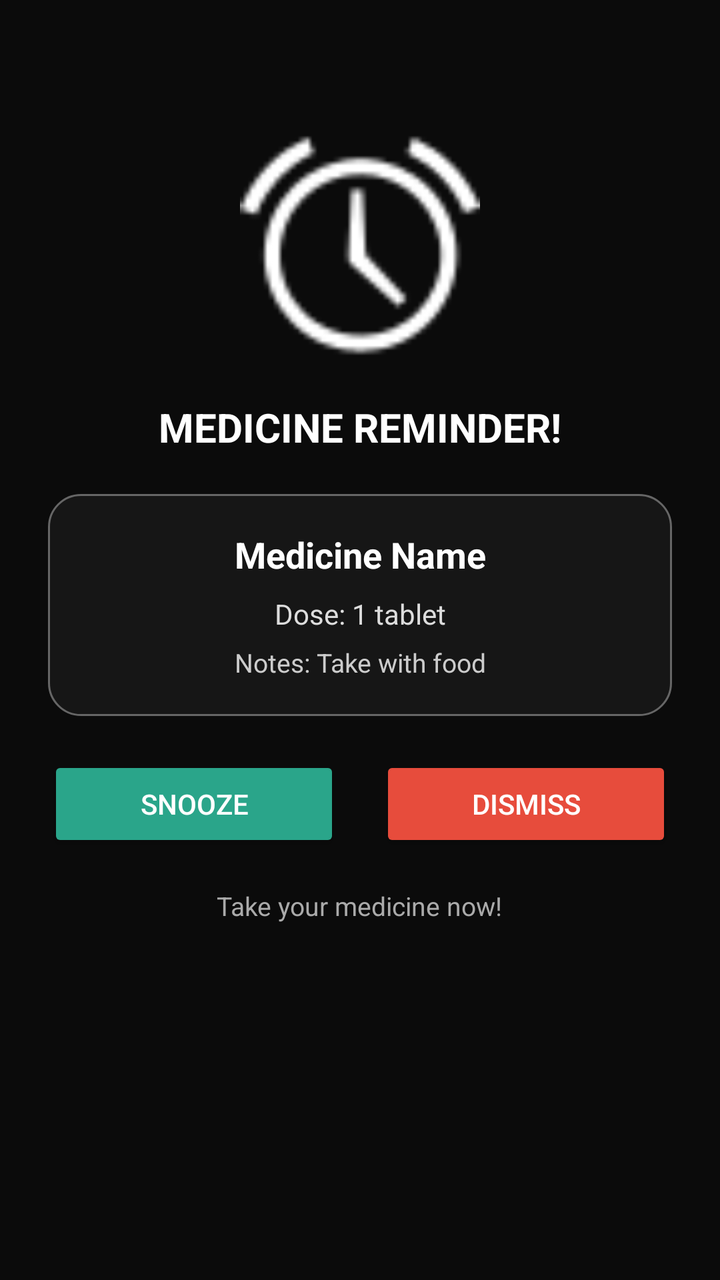
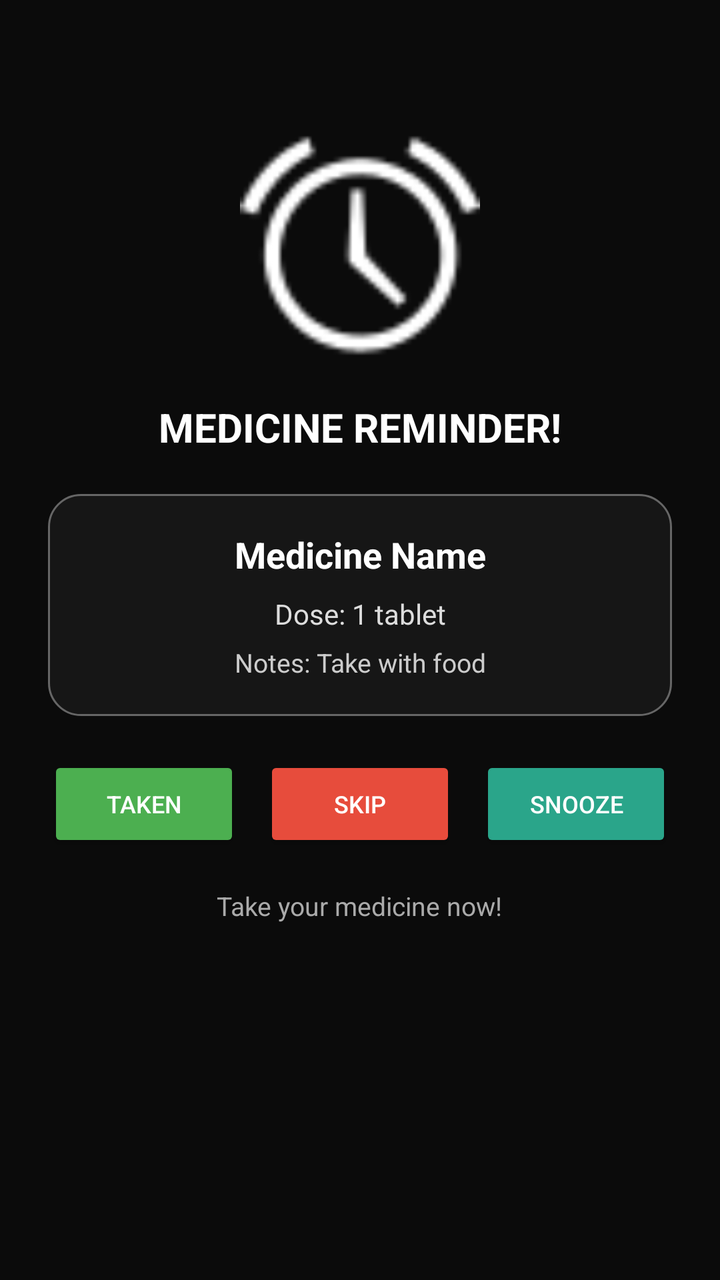

Before-and-after screenshots of an Android layout around one commit, followed by the original layout XML and the change that was made.
<!-- AndroidManifest.xml: activity theme Theme.AppCompat.Light.NoActionBar -->
<!-- res/layout/activity_alarm.xml -->
<?xml version="1.0" encoding="utf-8"?>
<ScrollView xmlns:android="http://schemas.android.com/apk/res/android"
    xmlns:app="http://schemas.android.com/apk/res-auto"
    android:id="@+id/scroll"
    android:layout_width="match_parent"
    android:layout_height="match_parent"
    android:background="#0B0B0B"
    android:fitsSystemWindows="true">

    <LinearLayout
        android:orientation="vertical"
        android:padding="24dp"
        android:layout_width="match_parent"
        android:layout_height="wrap_content"
        android:gravity="center_horizontal">

        
        <ImageView
            android:id="@+id/alarmIcon"
            android:layout_width="120dp"
            android:layout_height="120dp"
            android:layout_marginTop="40dp"
            android:src="@android:drawable/ic_lock_idle_alarm"
            app:tint="#FFFFFF"
            android:contentDescription="Alarm icon"
            android:layout_gravity="center"
            android:animation="@anim/pulse_anim" />

        
        <TextView
            android:id="@+id/titleTxt"
            android:layout_marginTop="16dp"
            android:layout_width="wrap_content"
            android:layout_height="wrap_content"
            android:text="MEDICINE REMINDER!"
            android:textColor="#FFFFFF"
            android:textSize="20sp"
            android:textStyle="bold" />

        
        <LinearLayout
            android:layout_marginTop="20dp"
            android:layout_width="match_parent"
            android:layout_height="wrap_content"
            android:orientation="vertical"
            android:background="@drawable/rounded_corner"
            android:padding="18dp">

            <TextView
                android:id="@+id/medNameTxt"
                android:layout_width="match_parent"
                android:layout_height="wrap_content"
                android:text="Medicine Name"
                android:textColor="#FFFFFF"
                android:textSize="18sp"
                android:textStyle="bold"
                android:gravity="center" />

            <TextView
                android:id="@+id/doseTxt"
                android:layout_marginTop="8dp"
                android:layout_width="match_parent"
                android:layout_height="wrap_content"
                android:text="Dose: 1 tablet"
                android:textColor="#DDDDDD"
                android:textSize="14sp"
                android:gravity="center" />

            <TextView
                android:id="@+id/notesTxt"
                android:layout_marginTop="6dp"
                android:layout_width="match_parent"
                android:layout_height="wrap_content"
                android:text="Notes: Take with food"
                android:textColor="#CCCCCC"
                android:textSize="13sp"
                android:gravity="center" />
        </LinearLayout>

        
        <LinearLayout
            android:layout_marginTop="20dp"
            android:layout_width="match_parent"
            android:layout_height="wrap_content"
            android:orientation="horizontal"
            android:gravity="center"
            android:weightSum="2">

            <Button
                android:id="@+id/snoozeBtn"
                android:layout_width="0dp"
                android:layout_weight="1"
                android:layout_height="48dp"
                android:text="SNOOZE"
                android:textAllCaps="true"
                android:layout_marginEnd="10dp"
                android:backgroundTint="#2AA58A"
                android:textColor="#FFFFFF"/>

            <Button
                android:id="@+id/dismissBtn"
                android:layout_width="0dp"
                android:layout_weight="1"
                android:layout_height="48dp"
                android:text="DISMISS"
                android:textAllCaps="true"
                android:layout_marginStart="10dp"
                android:backgroundTint="#E74C3C"
                android:textColor="#FFFFFF"/>
        </LinearLayout>

        <TextView
            android:layout_marginTop="18dp"
            android:layout_width="wrap_content"
            android:layout_height="wrap_content"
            android:text="Take your medicine now!"
            android:textColor="#AAAAAA"
            android:textSize="13sp"/>
    </LinearLayout>
</ScrollView>
<!-- resources referenced by this layout -->
<resources>
  <!-- drawable rounded_corner (drawable) -->
  <?xml version="1.0" encoding="utf-8"?>
  <shape xmlns:android="http://schemas.android.com/apk/res/android">
      <solid android:color="#33444444" />
      <corners android:radius="16dp" />
      <stroke
          android:width="1dp"
          android:color="#666666" />
  </shape>
</resources>

<!-- the commit's change to res/layout/activity_alarm.xml (unified diff, before → after) -->
@@ -84,7 +84,32 @@
             android:layout_height="wrap_content"
             android:orientation="horizontal"
             android:gravity="center"
-            android:weightSum="2">
+            android:weightSum="3">
+
+            <Button
+                android:id="@+id/takenBtn"
+                android:layout_width="0dp"
+                android:layout_weight="1"
+                android:layout_height="48dp"
+                android:text="TAKEN"
+                android:textAllCaps="true"
+                android:textSize="12sp"
+                android:layout_marginEnd="6dp"
+                android:backgroundTint="#4CAF50"
+                android:textColor="#FFFFFF"/>
+
+            <Button
+                android:id="@+id/skipBtn"
+                android:layout_width="0dp"
+                android:layout_weight="1"
+                android:layout_height="48dp"
+                android:text="SKIP"
+                android:textAllCaps="true"
+                android:textSize="12sp"
+                android:layout_marginStart="6dp"
+                android:layout_marginEnd="6dp"
+                android:backgroundTint="#E74C3C"
+                android:textColor="#FFFFFF"/>
 
             <Button
                 android:id="@+id/snoozeBtn"
@@ -93,19 +118,9 @@
                 android:layout_height="48dp"
                 android:text="SNOOZE"
                 android:textAllCaps="true"
-                android:layout_marginEnd="10dp"
+                android:textSize="12sp"
+                android:layout_marginStart="6dp"
                 android:backgroundTint="#2AA58A"
-                android:textColor="#FFFFFF"/>
-
-            <Button
-                android:id="@+id/dismissBtn"
-                android:layout_width="0dp"
-                android:layout_weight="1"
-                android:layout_height="48dp"
-                android:text="DISMISS"
-                android:textAllCaps="true"
-                android:layout_marginStart="10dp"
-                android:backgroundTint="#E74C3C"
                 android:textColor="#FFFFFF"/>
         </LinearLayout>
 
